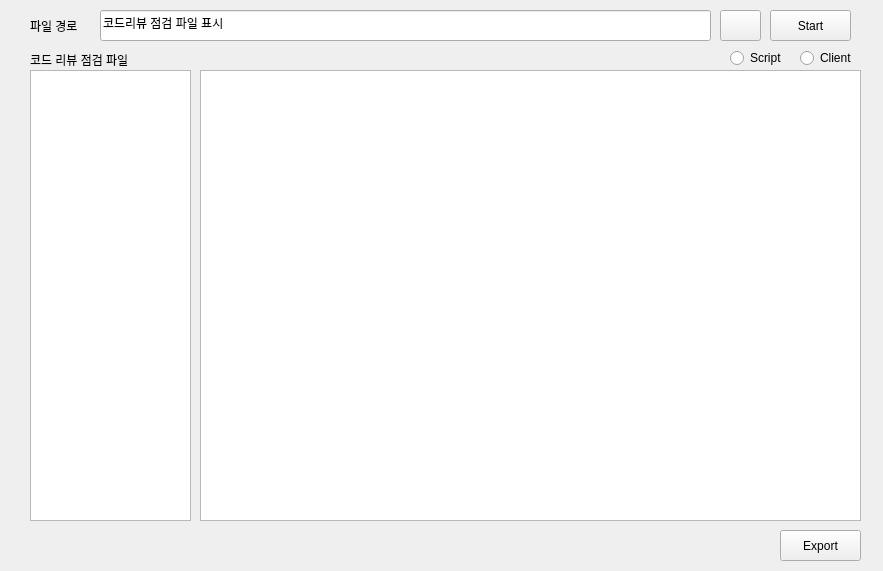
Above: CodeReviewTool/CodeReviewUI.ui from kimhopepa/PythonPjt before the change. Below: the same form after it.
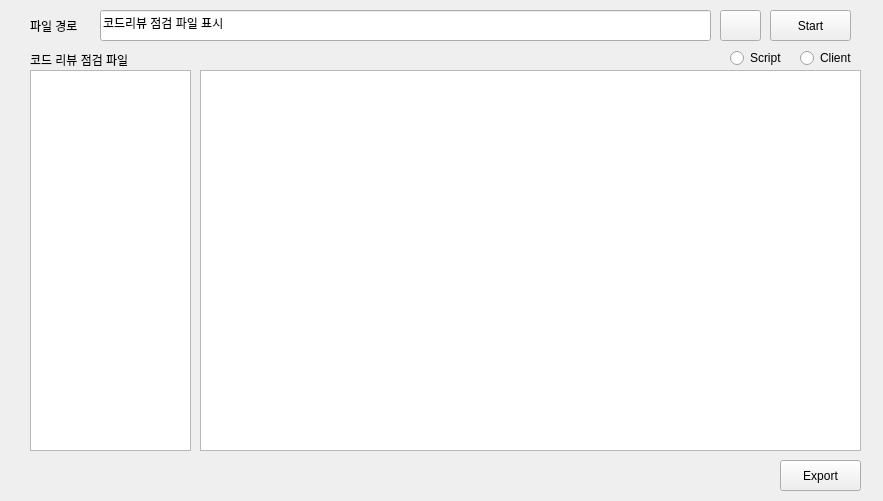
That is the form after the change. Icons and pictures are not drawn.

The edit to the form file:
```diff
--- a/CodeReviewTool/CodeReviewUI.ui
+++ b/CodeReviewTool/CodeReviewUI.ui
@@ -7,7 +7,7 @@
     <x>0</x>
     <y>0</y>
     <width>883</width>
-    <height>571</height>
+    <height>501</height>
    </rect>
   </property>
   <property name="sizePolicy">
@@ -88,7 +88,7 @@
    <property name="geometry">
     <rect>
      <x>780</x>
-     <y>530</y>
+     <y>460</y>
      <width>81</width>
      <height>31</height>
     </rect>
@@ -129,7 +129,7 @@
      <x>200</x>
      <y>70</y>
      <width>661</width>
-     <height>451</height>
+     <height>381</height>
     </rect>
    </property>
    <property name="frameShape">
@@ -175,7 +175,7 @@
      <x>30</x>
      <y>70</y>
      <width>161</width>
-     <height>451</height>
+     <height>381</height>
     </rect>
    </property>
    <property name="frameShape">
```
